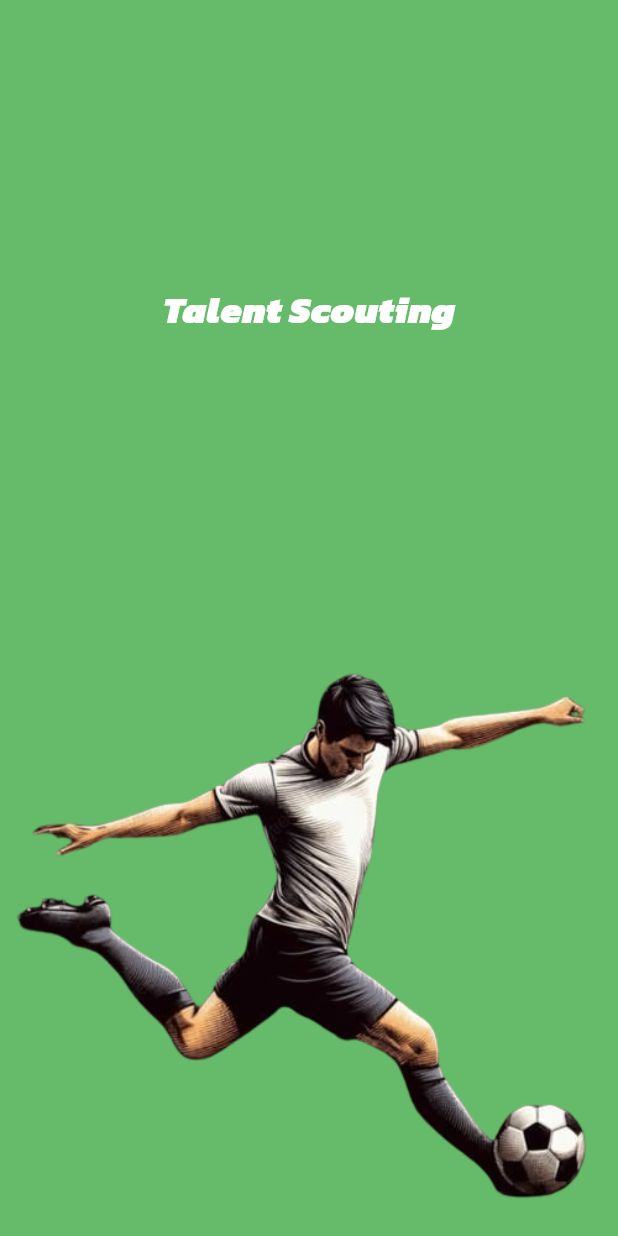
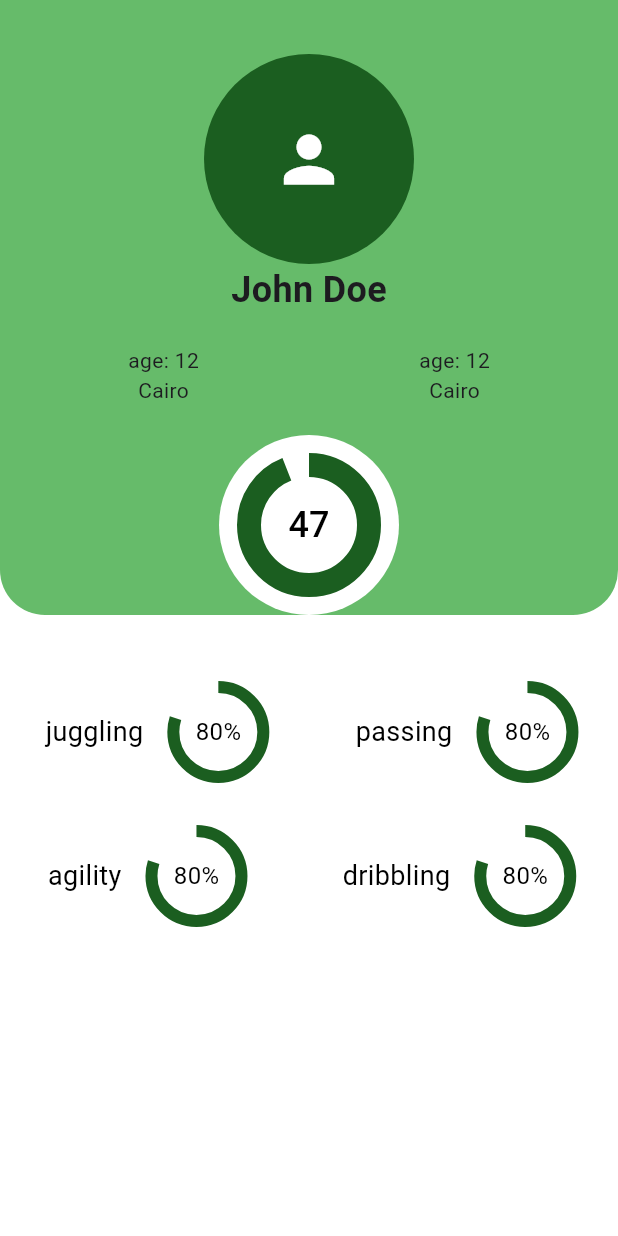
Before and after one commit to MahmoudAbdelTawab0/telent_scouting, a Flutter app: the first screen one second after launch, on a phone screen of 412 x 824 dp. Run offline on Flutter 3.47's test engine with Material 3 defaults, Android fonts, the phone set to English and light mode, and no system bars; drawn by our look-alikes of animated_text_kit; our stand-ins replace bloc, cloud_firestore, dio, firebase_auth, firebase_core, flick_video_player and 7 more; accounts and stored records are empty.

Commit message:
get user data,get top ten score

```diff
--- a/telent_scouting/lib/bloc_skills/skills_cubit.dart
+++ b/telent_scouting/lib/bloc_skills/skills_cubit.dart
@@ -15,7 +15,7 @@ class SkillsCubit extends Cubit<SkillsState> {
      try {
 
        emit(SkillsLoading());
-       skillRepo = (await SkillRepo().getSkill()) as Response;
+     //  skillRepo = (await SkillRepo().getSkill()) as Response;
 final skillData = Skils.fromJson(skillRepo.data);
        emit(SkillsDataSuccessed(skillData:skillData));
      }  catch (e) {
--- a/telent_scouting/lib/main.dart
+++ b/telent_scouting/lib/main.dart
@@ -12,6 +12,7 @@ import 'package:telent_scouting/screens/login_screen.dart';
 import 'package:telent_scouting/screens/on_boarding.dart';
 import 'package:telent_scouting/screens/profile.dart';
 import 'package:telent_scouting/screens/register_screen.dart';
+import 'package:telent_scouting/screens/result_screen.dart';
 import 'package:telent_scouting/screens/skills/dribbling_screen.dart';
 import 'firebase_options.dart';
 
@@ -35,14 +36,14 @@ class MyApp extends StatelessWidget {
       debugShowCheckedModeBanner: false,
       home: BlocProvider(
         create: (context) => SkillsCubit(),
-        child://HomeScreen()
-        //Profile()
+        child:ResultScreen()
+        //HomeScreen()
+       // Profile()
         //LoginScreen()
        // OnBoarding()
         //DribblingScreen(skillName: 'Dribbling',)
         // JugglingScreen(skillName: "Juggling",)
-        //EgltyScreen(skillName: 'Eglty',)
-       SplashScreen()
+        //EgltyScreen(skillName: 'Eglty',SplashScreen()
         //RegisterScreen()
         //Pages()
          //const LoginScreen()
--- a/telent_scouting/lib/repo/skill_repo.dart
+++ b/telent_scouting/lib/repo/skill_repo.dart
@@ -1,16 +1,35 @@
-
 import 'package:dio/dio.dart';
 import 'package:telent_scouting/models/skills_model.dart';
+
 //List<String> skillName =["Passing","Eglty"];
+main() {
+  final skill = SkillRepo();
+  skill.uploadSkillsData(username: "fghytdcd",juggling_score: 6,speed_score: 8,agility_score: 9);
+}
 
-class SkillRepo{
+class SkillRepo {
+  final dio = Dio();
 
-  Future<List<Response<dynamic>>> getSkill() async{
-  final dio  = Dio();
-  const path = "https://footballscout.pythonanywhere.com/api/skills/";
-  final response =await dio.get(path);
-  final List<Response<dynamic>> skillData = Skils.fromJson(response.data) as List<Response>;
-  return skillData ;
-
+  void uploadSkillsData(
+      {required String username,
+      double juggling_score = 0,
+      double speed_score = 0,
+      double agility_score = 0,
+        double dribbling_score = 0
+      }) async {
+    const path = "https://graduationmodel.pythonanywhere.com/api/add/";
+    Map<String, dynamic> data = {
+      "username": username,
+      "juggling_score": juggling_score,
+      "speed_score": speed_score,
+      "agility_score": agility_score,
+      "dribbling_score": dribbling_score
+    };
+    try {
+      final response = await dio.post(path, data: data);
+      print(response);
+    } on Exception catch (e) {
+      print(e);
+    }
+  }
 }
-}
--- a/telent_scouting/lib/screens/login_screen.dart
+++ b/telent_scouting/lib/screens/login_screen.dart
@@ -186,7 +186,7 @@ class _LoginScreenState extends State<LoginScreen> {
                   }
                   if (user != null) {
                     _pickVideo();
-                  }else{
+                  }else if(user == null){
                     ScaffoldMessenger.of(context).showSnackBar(
                       SnackBar(
                         content: Text(
--- a/telent_scouting/lib/screens/pages.dart
+++ b/telent_scouting/lib/screens/pages.dart
@@ -1,6 +1,8 @@
 import 'package:flutter/material.dart';
 import 'package:telent_scouting/screens/home_screen.dart';
 import 'package:telent_scouting/screens/profile.dart';
+import 'package:telent_scouting/screens/register_screen.dart';
+import 'package:telent_scouting/screens/result_screen.dart';
 class Pages extends StatefulWidget {
   const Pages({super.key});
 
@@ -11,8 +13,7 @@ class Pages extends StatefulWidget {
 class _PagesState extends State<Pages> {
   int selectedPage = 1;
   List<Widget> pages = const [
-
-    Text("data2"),
+    ResultScreen(),
     HomeScreen(),
     Profile()
   ];
--- /dev/null
+++ b/telent_scouting/lib/screens/result_screen.dart
@@ -0,0 +1,202 @@
+import 'package:firebase_auth/firebase_auth.dart';
+import 'package:flutter/material.dart';
+
+Color primeColor = Colors.green.shade400;
+Color secondColor = Colors.green.shade900;
+
+
+class ResultScreen extends StatefulWidget {
+  const ResultScreen({super.key});
+
+  @override
+  State<ResultScreen> createState() => _ResultScreenState();
+}
+
+class _ResultScreenState extends State<ResultScreen> {
+  @override
+  Widget build(BuildContext context) {
+    return Result();
+
+  }
+}
+class Result extends StatefulWidget {
+  @override
+  State<Result> createState() => _ResultState();
+}
+
+class _ResultState extends State<Result> {
+  // final GlobalKey<AnimatedCircularChartState> _chartKey = GlobalKey<AnimatedCircularChartState>();
+  @override
+  Widget build(BuildContext context) {
+    return Scaffold(
+      backgroundColor: Colors.white,
+      body: Center(
+        child: Container(
+          child: Column(
+
+            mainAxisAlignment: MainAxisAlignment.start,
+            children: <Widget>[
+              Container(
+
+                padding: EdgeInsets.only(
+                  top:16.0,
+                  right:16.0,
+                  left:16.0,
+                ),
+                // height: MediaQuery.of(context).size.height*0.4,
+
+                decoration: BoxDecoration(
+                  color: primeColor,
+
+                  borderRadius: BorderRadius.only(
+                    bottomLeft: Radius.circular(30),
+                    bottomRight: Radius.circular(30),
+
+                  ),
+                ),
+
+                child: Column(
+                    children:[
+                      SizedBox(height: 20),
+                      Column(
+                          children:[
+
+                            CircleAvatar(
+                              radius: 70,
+                              backgroundColor: secondColor,
+                              child: Icon(Icons.person, size: 50, color: Colors.white),
+                            ),
+
+
+                            Column(children: [
+                              Text(
+                                'John Doe',
+                                style: TextStyle(fontSize: 24, fontWeight: FontWeight.bold),
+                              ),
+                              SizedBox(height: 20),
+                              Row(
+                                  mainAxisAlignment: MainAxisAlignment.spaceEvenly,
+                                  children:[
+                                    Column(children: [
+                                      Text('age: 12'),
+                                      Text('Cairo'),
+                                    ],),
+                                    SizedBox(width: 8),
+                                    Column(children: [
+                                      Text('age: 12'),
+                                      Text('Cairo'),
+
+                                    ],),
+
+
+                                  ])
+
+
+                            ],)
+                          ]
+                      ),
+                      SizedBox(height: 20),
+                      CircleAvatar(
+                        radius: 60,
+                        backgroundColor: Colors.white,
+                        child:
+                        Stack(
+                          alignment: Alignment.center,
+                          children: [
+                            SizedBox(
+                              width: 80,
+                              height: 80,
+                              child: CircularProgressIndicator(
+                                value: 47/50,
+                                backgroundColor: Colors.white,
+                                strokeWidth: 16,
+
+                                valueColor: AlwaysStoppedAnimation<Color>(secondColor),
+                              ),
+                            ),
+                            Text(
+                              '47',
+                              style: TextStyle(fontSize: 24, color: Colors.black),
+                            ),
+                          ],
+                        ),
+                        // Text(
+                        //   '47',
+                        //   style: TextStyle(fontSize: 32, fontWeight: FontWeight.bold, color: Colors.black),
+                        // ),
+                      ),
+
+
+                    ]),
+              ),
+
+              Container(
+                color: Colors.white,
+                padding: EdgeInsets.all(20),
+                margin: EdgeInsets.only(top: 20),
+                child: Column(children:
+                [
+                  Row(children: [
+                    skillProgress("juggling",0.8),
+                    SizedBox(width: 20),
+                    skillProgress("passing",0.8),
+                  ],
+                      mainAxisAlignment: MainAxisAlignment.spaceAround
+                  ),
+                  SizedBox(height: 20),
+                  Row(children: [
+                    skillProgress("agility",0.8),
+                    SizedBox(width: 20),
+                    skillProgress("dribbling",0.8),
+                  ],
+                      mainAxisAlignment: MainAxisAlignment.spaceAround
+                  ),
+                ],
+                  mainAxisAlignment: MainAxisAlignment.center,
+                  crossAxisAlignment: CrossAxisAlignment.center,
+                ),
+              ),
+
+
+
+
+
+            ],
+          ),
+        ),
+      ),
+    );
+  }
+}
+
+Widget skillProgress(String skill, double value) {
+  return Padding(
+    padding: const EdgeInsets.symmetric(vertical: 8.0),
+    child: Row(
+      mainAxisAlignment: MainAxisAlignment.center,
+      children: [
+        Text(skill, style: TextStyle(fontSize: 18, color: Colors.black)),
+        SizedBox(width: 20),
+        Stack(
+          alignment: Alignment.center,
+          children: [
+            SizedBox(
+              width: 60,
+              height: 60,
+              child: CircularProgressIndicator(
+                value: value,
+                backgroundColor: Colors.white,
+                strokeWidth: 8,
+                valueColor: AlwaysStoppedAnimation<Color>(secondColor),
+              ),
+            ),
+            Text(
+              '${(value * 100).toInt()}%',
+              style: TextStyle(fontSize: 16, color: Colors.black),
+            ),
+          ],
+        ),
+      ],
+    ),
+  );
+}
--- a/telent_scouting/lib/screens/text_box.dart
+++ b/telent_scouting/lib/screens/text_box.dart
@@ -21,7 +21,10 @@ class TextBox extends StatelessWidget {
           Row(
             mainAxisAlignment: MainAxisAlignment.spaceBetween,
             children: [
-              Text(sectionName),
+              Text(sectionName,style: TextStyle(color: Colors.grey[700],
+                  fontWeight: FontWeight.bold,
+              fontSize: 18
+              ),),
               IconButton(onPressed: onPressed,
 
                   icon: Icon(Icons.settings))
```
Also changed, not shown: telent_scouting/lib/models/get_topten_model.dart (added, +40 -0 lines), telent_scouting/lib/repo/get_topten_repo.dart (added, +16 -0 lines), telent_scouting/lib/screens/profile.dart (+19 -14 lines), telent_scouting/lib/screens/register_screen.dart (+8 -4 lines).
